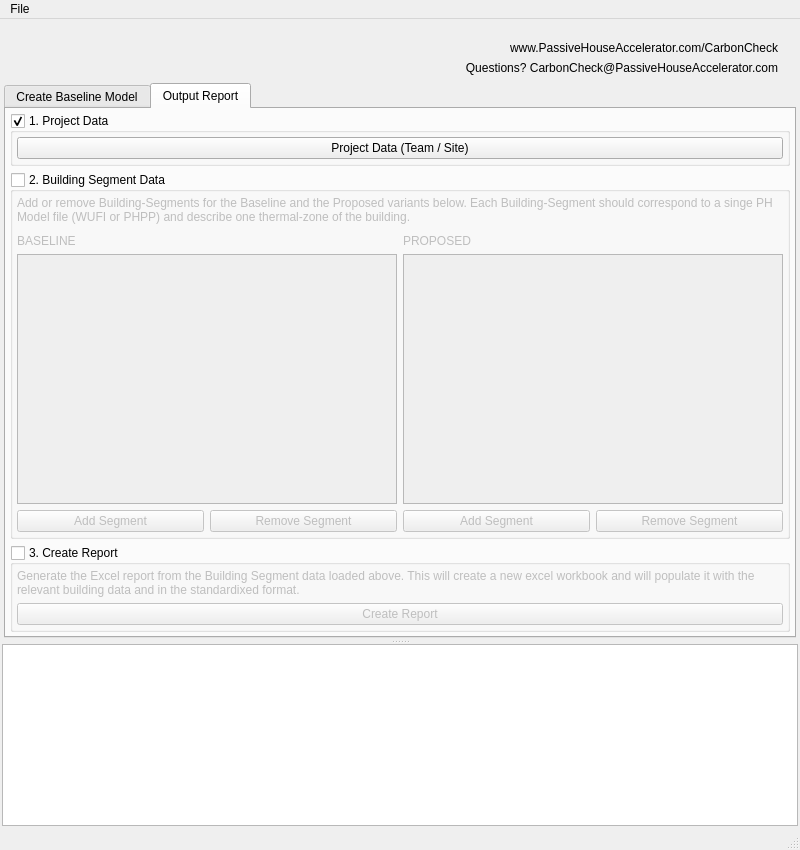
The window that CC_GUI/views/ui_files/layout_app.ui (PH-Tools/CarbonCheck) describes before a commit, drawn with Qt 5.
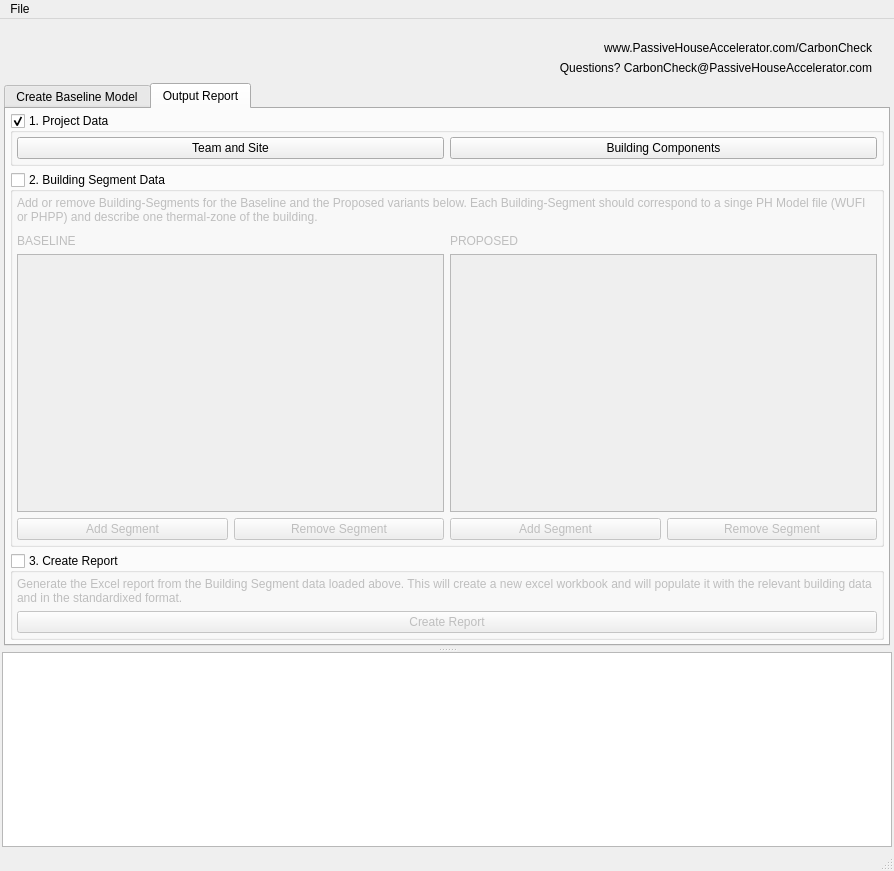
The same window after the commit. The open tabs and pages were chosen to show the change. Icons and pictures are not drawn.

Commit message: WIP: Read Building Components from PHPP file

```diff
--- a/CC_GUI/views/ui_files/layout_app.ui
+++ b/CC_GUI/views/ui_files/layout_app.ui
@@ -6,8 +6,8 @@
    <rect>
     <x>0</x>
     <y>0</y>
-    <width>800</width>
-    <height>850</height>
+    <width>894</width>
+    <height>871</height>
    </rect>
   </property>
   <property name="sizePolicy">
@@ -724,7 +724,7 @@
                     <property name="lineWidth">
                      <number>0</number>
                     </property>
-                    <layout class="QGridLayout" name="gridLayout_3" columnstretch="0">
+                    <layout class="QGridLayout" name="gridLayout_3" columnstretch="0,0">
                      <property name="leftMargin">
                       <number>2</number>
                      </property>
@@ -740,7 +740,14 @@
                      <item row="0" column="0">
                       <widget class="QPushButton" name="btn_show_team_info">
                        <property name="text">
-                        <string>Project Data (Team / Site)</string>
+                        <string>Team and Site</string>
+                       </property>
+                      </widget>
+                     </item>
+                     <item row="0" column="1">
+                      <widget class="QPushButton" name="btn_show_bldg_components">
+                       <property name="text">
+                        <string>Building Components</string>
                        </property>
                       </widget>
                      </item>
@@ -1284,7 +1291,7 @@
     <rect>
      <x>0</x>
      <y>0</y>
-     <width>800</width>
+     <width>894</width>
      <height>24</height>
     </rect>
    </property>
```
Left out of the diff: 2 changed lines with no effect on the pictures. The commit also changes 33 other files.
